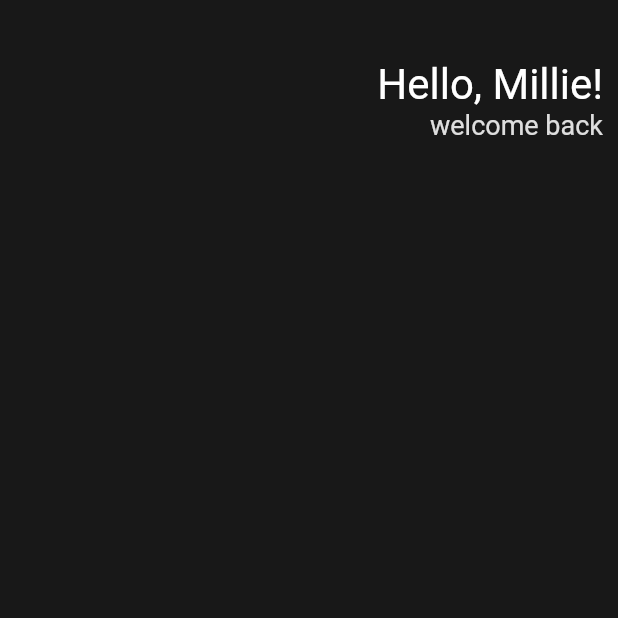
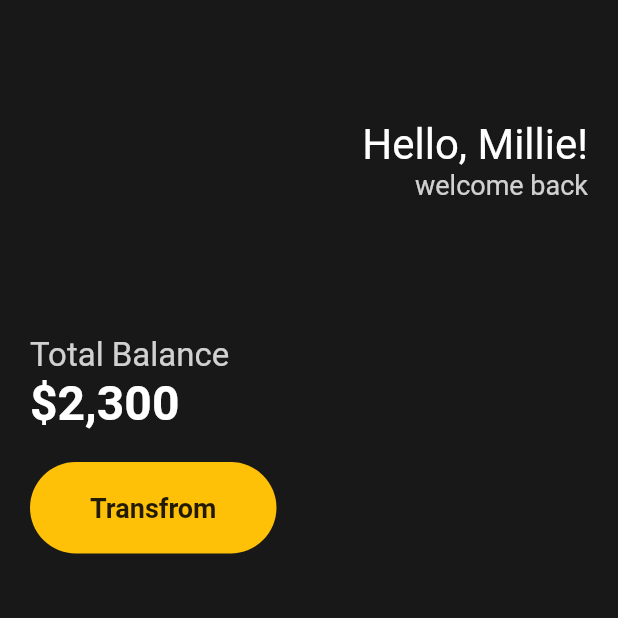
Before and after one commit to milliekang/toonflix, a Flutter app: the screen it shows after launch, on a phone screen of 412 x 824 dp, the top half of it. Run offline on Flutter 3.47's test engine with Material 2 defaults, Android fonts, the phone set to English and light mode, and no system bars.

Commit message:
button section

```diff
--- a/lib/main.dart
+++ b/lib/main.dart
@@ -16,11 +16,13 @@ class MyApp extends StatelessWidget {
         // custom color
         backgroundColor: Color(0xFF181818),
         body:Padding(
-          padding:EdgeInsets.symmetric(horizontal: 10),
+          padding:EdgeInsets.symmetric(horizontal: 20),
           child:
-          Column(children: [
+          Column(
+            crossAxisAlignment: CrossAxisAlignment.start,
+            children: [
             SizedBox(
-              height: 40,
+              height: 80,
             ),
             Row(
               mainAxisAlignment: MainAxisAlignment.end,
@@ -37,99 +39,29 @@ class MyApp extends StatelessWidget {
                   ),
                   Text('welcome back',
                   style:TextStyle(
-                    color: Colors.white.withOpacity(0.86),
+                    color: Colors.white.withOpacity(0.8),
                     fontSize: 18
                     ))
                 ],)
               ],
-            )
+            ),
+            SizedBox(height: 80,),
+            SizedBox(height: 10,),
+            Text('Total Balance', style: TextStyle(color: Colors.white.withOpacity(0.8), fontSize: 22),),
+            Text('\$2,300', style: TextStyle(color: Colors.white, fontSize: 32, fontWeight: FontWeight.w600),),
+            SizedBox(height: 20,),
+            Row(children: [
+              Container(
+                decoration: BoxDecoration(color: Colors.amber, borderRadius: BorderRadius.circular(45)),
+                child:
+              Padding(
+                padding: EdgeInsets.symmetric(vertical: 20, horizontal:40,),
+                child: Text('Transfrom', style: TextStyle(fontSize: 18, fontWeight: FontWeight.w600),),
+                )
+              ),
+            ],)
           ],),)
       )
     );
   }
 }
-
-class MyHomePage extends StatefulWidget {
-  const MyHomePage({super.key, required this.title});
-
-  // This widget is the home page of your application. It is stateful, meaning
-  // that it has a State object (defined below) that contains fields that affect
-  // how it looks.
-
-  // This class is the configuration for the state. It holds the values (in this
-  // case the title) provided by the parent (in this case the App widget) and
-  // used by the build method of the State. Fields in a Widget subclass are
-  // always marked "final".
-
-  final String title;
-
-  @override
-  State<MyHomePage> createState() => _MyHomePageState();
-}
-
-class _MyHomePageState extends State<MyHomePage> {
-  int _counter = 0;
-
-  void _incrementCounter() {
-    setState(() {
-      // This call to setState tells the Flutter framework that something has
-      // changed in this State, which causes it to rerun the build method below
-      // so that the display can reflect the updated values. If we changed
-      // _counter without calling setState(), then the build method would not be
-      // called again, and so nothing would appear to happen.
-      _counter++;
-    });
-  }
-
-  @override
-  Widget build(BuildContext context) {
-    // This method is rerun every time setState is called, for instance as done
-    // by the _incrementCounter method above.
-    //
-    // The Flutter framework has been optimized to make rerunning build methods
-    // fast, so that you can just rebuild anything that needs updating rather
-    // than having to individually change instances of widgets.
-    return Scaffold(
-      appBar: AppBar(
-        // Here we take the value from the MyHomePage object that was created by
-        // the App.build method, and use it to set our appbar title.
-        title: Text(widget.title),
-      ),
-      body: Center(
-        // Center is a layout widget. It takes a single child and positions it
-        // in the middle of the parent.
-        child: Column(
-          // Column is also a layout widget. It takes a list of children and
-          // arranges them vertically. By default, it sizes itself to fit its
-          // children horizontally, and tries to be as tall as its parent.
-          //
-          // Invoke "debug painting" (press "p" in the console, choose the
-          // "Toggle Debug Paint" action from the Flutter Inspector in Android
-          // Studio, or the "Toggle Debug Paint" command in Visual Studio Code)
-          // to see the wireframe for each widget.
-          //
-          // Column has various properties to control how it sizes itself and
-          // how it positions its children. Here we use mainAxisAlignment to
-          // center the children vertically; the main axis here is the vertical
-          // axis because Columns are vertical (the cross axis would be
-          // horizontal).
-          mainAxisAlignment: MainAxisAlignment.center,
-          children: <Widget>[
-            const Text(
-              'You have pushed the button this many times:',
-            ),
-            Text(
-              '$_counter',
-              style: Theme.of(context).textTheme.headlineMedium,
-            ),
-          ],
-        ),
-      ),
-      floatingActionButton: FloatingActionButton(
-        onPressed: _incrementCounter,
-        tooltip: 'Increment',
-        child: const Icon(Icons.add),
-      ), // This trailing comma makes auto-formatting nicer for build methods.
-    );
-  }
-}
```
